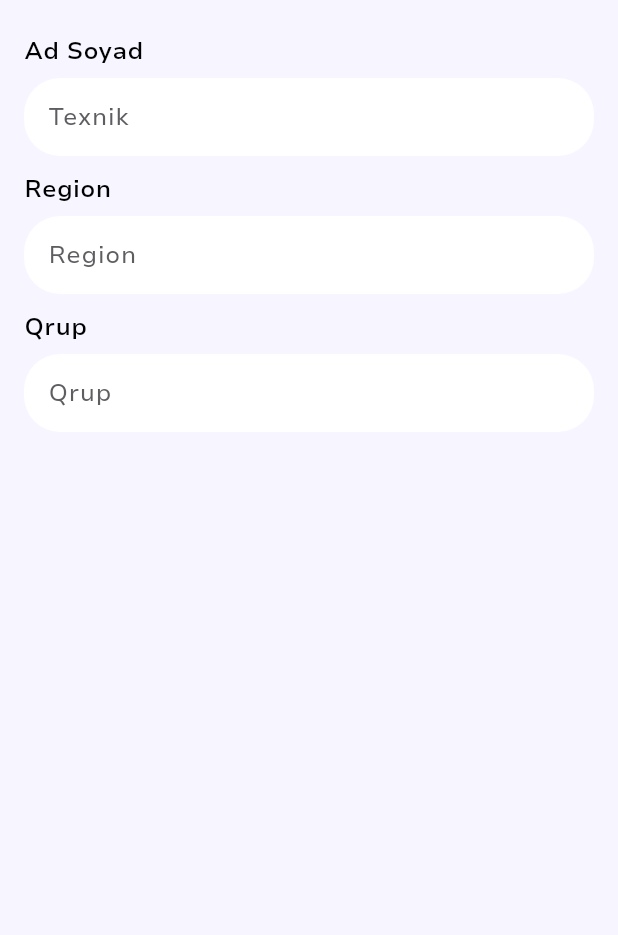
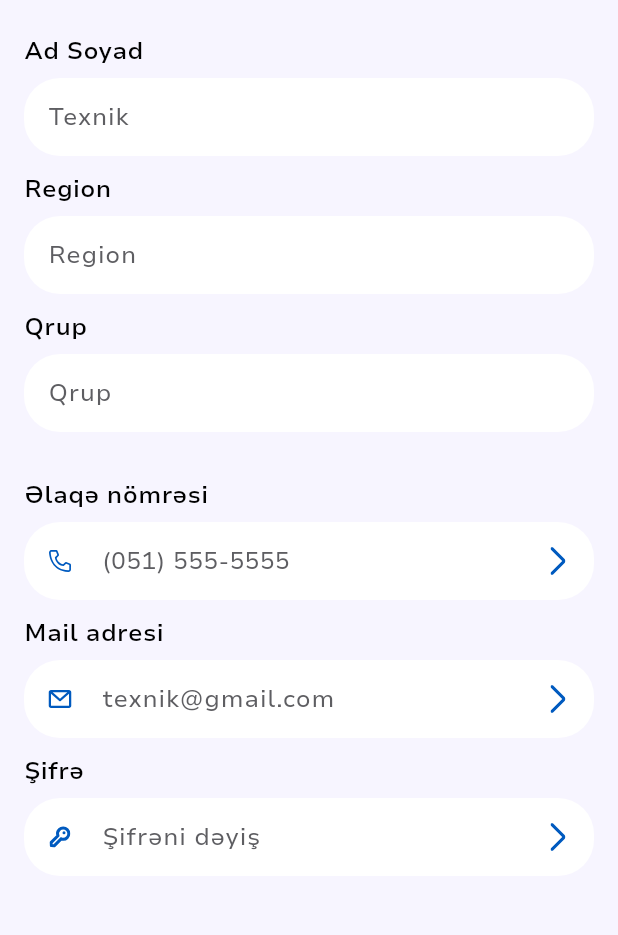
Before and after one commit to MansurSarkhanov/DigiTask, a Flutter app: the ProfileEditView screen opened by its route, on a phone screen of 412 x 824 dp, the part 84-1019 px from its top. Run offline on Flutter 3.47's test engine with Material 3 defaults, Android fonts, the phone set to English and light mode, and no system bars; our stand-ins replace another_flushbar, dio, equatable, flutter_secure_storage, flutter_svg, get_it and 4 more; accounts and stored records are empty; network calls fail; project files that could hold a hidden picture were left out.

Commit message:
fix profile page

```diff
--- a/digi_task/lib/core/constants/path/icon_path.dart
+++ b/digi_task/lib/core/constants/path/icon_path.dart
@@ -14,7 +14,10 @@ enum IconPath {
   voice,
   tv,
   internet,
-  phone,
+  phonegreen,
+  phoneblue,
+  mail,
+  key,
   location,
   clock,
   info,
--- a/digi_task/lib/features/profile/presentation/view/profile_edit_view.dart
+++ b/digi_task/lib/features/profile/presentation/view/profile_edit_view.dart
@@ -17,6 +17,11 @@ class _ProfileEditViewState extends State<ProfileEditView> {
   final TextEditingController nameController = TextEditingController();
   final TextEditingController regionController = TextEditingController();
   final TextEditingController qrupController = TextEditingController();
+  final TextEditingController phoneController = TextEditingController();
+  final TextEditingController mailController = TextEditingController();
+  final TextEditingController passwordController = TextEditingController();
+
+
 
   @override
   Widget build(BuildContext context) {
@@ -35,6 +40,7 @@ class _ProfileEditViewState extends State<ProfileEditView> {
       ),
       body: Padding(
         padding: const EdgeInsets.symmetric(horizontal: 16.0, vertical: 24),
+        child: SingleChildScrollView(
           child: Column(
             mainAxisAlignment: MainAxisAlignment.start,
             children: [
@@ -55,8 +61,36 @@ class _ProfileEditViewState extends State<ProfileEditView> {
               ProfileField(
                 title: "Qrup",
                 controller: qrupController..text = "Qrup",
-            )
+              ),
+              const SizedBox(
+                height: 32,
+              ),
+              ProfileField(
+                title: "Əlaqə nömrəsi",
+                controller: phoneController..text = "(051) 555-5555",
+                isWithIcon: true,
+                iconPath: IconPath.phoneblue.toPathSvg,
+              ),
+              const SizedBox(
+                height: 12,
+              ),
+              ProfileField(
+                title: "Mail adresi",
+                controller: mailController..text = "texnik@gmail.com",
+                isWithIcon: true,
+                iconPath: IconPath.mail.toPathSvg,
+              ),
+              const SizedBox(
+                height: 12,
+              ),
+              ProfileField(
+                title: "Şifrə",
+                controller: passwordController..text = "Şifrəni dəyiş",
+                isWithIcon: true,
+                iconPath: IconPath.key.toPathSvg,
+              ),
             ],
+          ),
         ),
       ),
     );
--- a/digi_task/lib/features/tasks/presentation/view/tasks_tab.dart
+++ b/digi_task/lib/features/tasks/presentation/view/tasks_tab.dart
@@ -5,9 +5,10 @@ import 'package:digi_task/features/tasks/presentation/bloc/task_notifier.dart';
 import 'package:digi_task/features/tasks/presentation/bloc/task_state.dart';
 import 'package:digi_task/presentation/pages/home/widgets/user_task_card.dart';
 import 'package:flutter/material.dart';
-import 'package:flutter_svg/flutter_svg.dart';
 import 'package:intl/intl.dart';
 import 'package:provider/provider.dart';
+
+import '../../../../presentation/components/service_type.dart';
 
 class TasksTab extends StatefulWidget {
   const TasksTab({super.key});
@@ -150,47 +151,10 @@ class _TasksTabState extends State<TasksTab> with TickerProviderStateMixin {
             }
             return const SizedBox.shrink();
           },
-        )
+        ),
+
+
       ],
     );
   }
 }
-
-class ServiceType extends StatelessWidget {
-  const ServiceType({
-    super.key,
-    required this.image,
-    required this.title,
-  });
-  final String image;
-  final String title;
-  @override
-  Widget build(BuildContext context) {
-    return Padding(
-      padding: const EdgeInsets.only(right: 4.0),
-      child: Container(
-        decoration: BoxDecoration(color: context.colors.secondaryColor60, borderRadius: BorderRadius.circular(12)),
-        child: Padding(
-          padding: const EdgeInsets.all(8.0),
-          child: Row(
-            children: [
-              SvgPicture.asset(
-                image,
-                height: 16,
-                width: 16,
-                color: context.colors.neutralColor40,
-              ),
-              const SizedBox(
-                width: 4,
-              ),
-              Text(
-                title,
-                style: context.typography.overlineSemiBold.copyWith(color: context.colors.neutralColor40),
-              )
-            ],
-          ),
-        ),
-      ),
-    );
-  }
-}
--- a/digi_task/lib/presentation/components/input/profile_field.dart
+++ b/digi_task/lib/presentation/components/input/profile_field.dart
@@ -1,14 +1,22 @@
+import 'package:digi_task/core/constants/path/icon_path.dart';
 import 'package:digi_task/core/constants/theme/theme_ext.dart';
+import 'package:digi_task/core/utility/extension/icon_path_ext.dart';
 import 'package:flutter/material.dart';
+import 'package:flutter_svg/flutter_svg.dart';
 
 class ProfileField extends StatelessWidget {
   const ProfileField({
     super.key,
     required this.title,
     required this.controller,
+    this.isWithIcon = false,
+    this.iconPath,
   });
   final String title;
   final TextEditingController controller;
+  final bool? isWithIcon;
+  final String? iconPath;
+
   @override
   Widget build(BuildContext context) {
     return Column(
@@ -25,6 +33,22 @@ class ProfileField extends StatelessWidget {
           style: context.typography.body2Regular.copyWith(color: context.colors.neutralColor40),
           controller: controller,
           decoration: InputDecoration(
+            suffixIcon: isWithIcon == true
+                ? SvgPicture.asset(
+                    IconPath.arrowright.toPathSvg,
+                    width: 16,
+                    height: 16,
+                    fit: BoxFit.none,
+                  )
+                : null,
+            prefixIcon: isWithIcon == true
+                ? SvgPicture.asset(
+                    iconPath ?? IconPath.date.toPathSvg,
+                    width: 16,
+                    height: 16,
+                    fit: BoxFit.none,
+                  )
+                : null,
             filled: true,
             fillColor: context.colors.neutralColor100,
             enabledBorder: OutlineInputBorder(borderSide: BorderSide.none, borderRadius: BorderRadius.circular(24)),
--- /dev/null
+++ b/digi_task/lib/presentation/components/service_type.dart
@@ -0,0 +1,42 @@
+import 'package:digi_task/core/constants/theme/theme_ext.dart';
+import 'package:flutter/material.dart';
+import 'package:flutter_svg/flutter_svg.dart';
+
+class ServiceType extends StatelessWidget {
+  const ServiceType({
+    super.key,
+    required this.image,
+    required this.title,
+  });
+  final String image;
+  final String title;
+  @override
+  Widget build(BuildContext context) {
+    return Padding(
+      padding: const EdgeInsets.only(right: 4.0),
+      child: Container(
+        decoration: BoxDecoration(color: context.colors.secondaryColor60, borderRadius: BorderRadius.circular(12)),
+        child: Padding(
+          padding: const EdgeInsets.all(8.0),
+          child: Row(
+            children: [
+              SvgPicture.asset(
+                image,
+                height: 16,
+                width: 16,
+                color: context.colors.neutralColor40,
+              ),
+              const SizedBox(
+                width: 4,
+              ),
+              Text(
+                title,
+                style: context.typography.overlineSemiBold.copyWith(color: context.colors.neutralColor40),
+              )
+            ],
+          ),
+        ),
+      ),
+    );
+  }
+}
--- a/digi_task/lib/presentation/pages/home/view/home_tab.dart
+++ b/digi_task/lib/presentation/pages/home/view/home_tab.dart
@@ -3,7 +3,6 @@ import 'package:digi_task/bloc/home/main/main_state.dart';
 import 'package:digi_task/core/constants/path/icon_path.dart';
 import 'package:digi_task/core/constants/theme/theme_ext.dart';
 import 'package:digi_task/core/utility/extension/icon_path_ext.dart';
-import 'package:digi_task/features/tasks/presentation/view/tasks_tab.dart';
 import 'package:digi_task/presentation/pages/home/widgets/tasks_card.dart';
 import 'package:flutter/material.dart';
 import 'package:intl/intl.dart';
@@ -11,6 +10,7 @@ import 'package:provider/provider.dart';
 
 import '../../../../features/performance/presentation/bloc/performance_notifier.dart';
 import '../../../../features/performance/presentation/bloc/performance_state.dart';
+import '../../../components/service_type.dart';
 import '../widgets/component_title.dart';
 import '../widgets/organizations_card.dart';
 import '../widgets/user_task_card.dart';
--- a/digi_task/lib/presentation/pages/home/widgets/user_task_card.dart
+++ b/digi_task/lib/presentation/pages/home/widgets/user_task_card.dart
@@ -92,7 +92,7 @@ class UserTaskCard extends StatelessWidget {
               crossAxisAlignment: CrossAxisAlignment.start,
               children: [
                 SvgPicture.asset(
-                  IconPath.phone.toPathSvg,
+                  IconPath.phonegreen.toPathSvg,
                   height: 18,
                   width: 18,
                 ),
```
Also changed, not shown: digi_task/assets/icons/ic_key.svg (added), digi_task/assets/icons/ic_mail.svg (added), digi_task/assets/icons/ic_phoneblue.svg (added), digi_task/assets/icons/ic_phonegreen.svg (renamed from digi_task/assets/icons/ic_phone.svg). Lines whose indentation alone changed are shown as unchanged.
